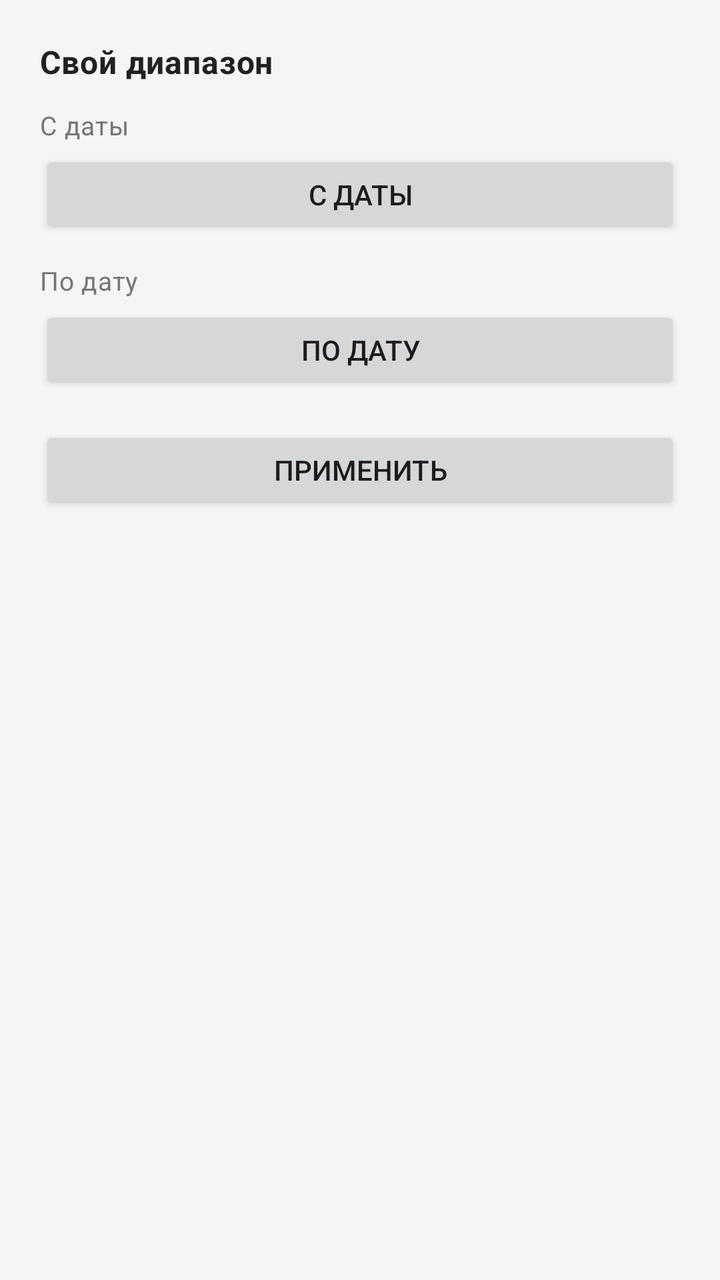
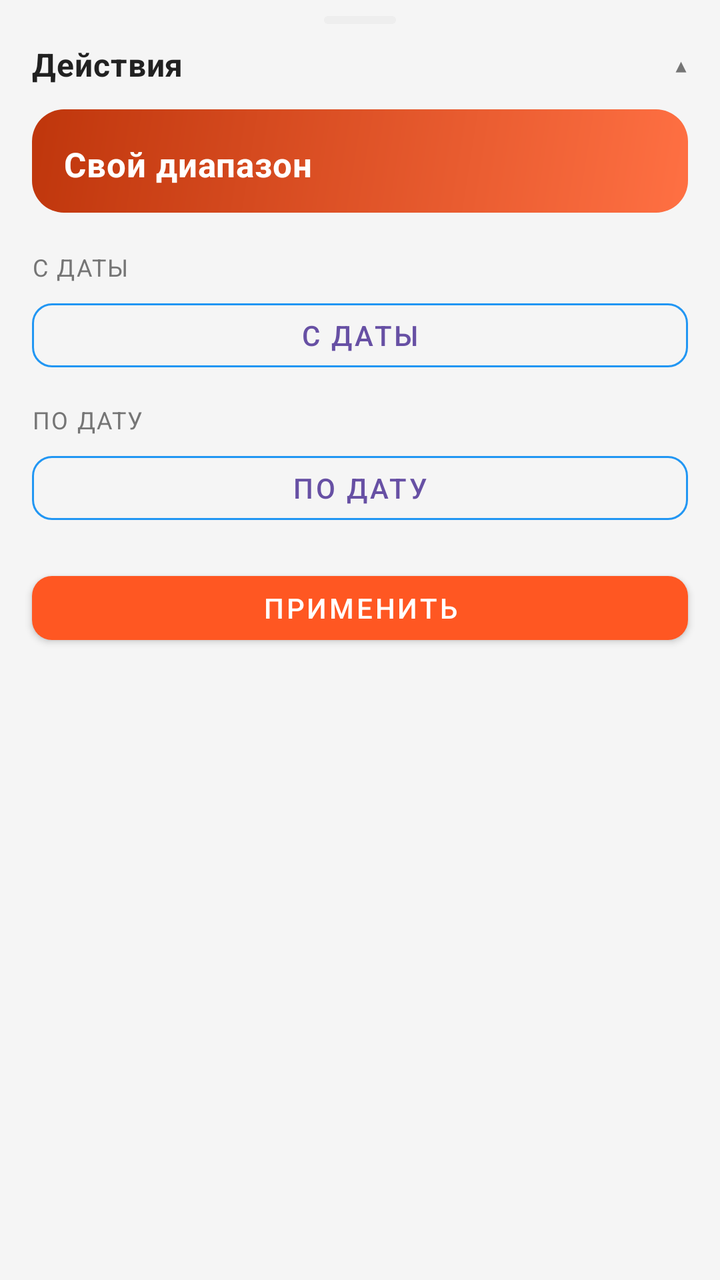

Before-and-after screenshots of an Android layout around one commit, followed by the original layout XML and the change that was made.
<!-- AndroidManifest.xml: application theme Theme.MyBudget -->
<!-- res/layout/bottom_sheet_stats_custom_range.xml -->
<?xml version="1.0" encoding="utf-8"?>
<LinearLayout xmlns:android="http://schemas.android.com/apk/res/android"
    android:orientation="vertical"
    android:padding="@dimen/space_20"
    android:layout_width="match_parent"
    android:layout_height="wrap_content">
    <TextView
        android:layout_width="match_parent"
        android:layout_height="wrap_content"
        android:layout_marginBottom="@dimen/space_12"
        android:text="@string/stats_custom_range"
        style="@style/Text.MyBudget.Section"/>
    <TextView
        android:textSize="13sp"
        android:layout_width="match_parent"
        android:layout_height="wrap_content"
        android:text="@string/stats_date_from"
        style="@style/Text.MyBudget.Subtitle"/>
    <Button
        android:id="@+id/customRangeStartButton"
        android:layout_width="match_parent"
        android:layout_height="wrap_content"
        android:layout_marginTop="@dimen/space_4"
        android:layout_marginBottom="@dimen/space_12"
        android:minHeight="@dimen/touch_min_size"
        android:text="@string/stats_date_from"/>
    <TextView
        android:textSize="13sp"
        android:layout_width="match_parent"
        android:layout_height="wrap_content"
        android:text="@string/stats_date_to"
        style="@style/Text.MyBudget.Subtitle"/>
    <Button
        android:id="@+id/customRangeEndButton"
        android:layout_width="match_parent"
        android:layout_height="wrap_content"
        android:layout_marginTop="@dimen/space_4"
        android:layout_marginBottom="@dimen/space_16"
        android:minHeight="@dimen/touch_min_size"
        android:text="@string/stats_date_to"/>
    <Button
        android:id="@+id/customRangeApplyButton"
        android:layout_width="match_parent"
        android:layout_height="wrap_content"
        android:minHeight="@dimen/touch_min_size"
        android:text="@string/stats_apply_range"/>
</LinearLayout>
<!-- resources referenced by this layout -->
<resources>
  <dimen name="space_12">12dp</dimen>
  <dimen name="space_16">16dp</dimen>
  <dimen name="space_20">20dp</dimen>
  <dimen name="space_4">4dp</dimen>
  <dimen name="touch_min_size">44dp</dimen>
  <string name="stats_apply_range">Применить</string>
  <string name="stats_custom_range">Свой диапазон</string>
  <string name="stats_date_from">С даты</string>
  <string name="stats_date_to">По дату</string>
  <style name="Text.MyBudget.Section" parent="@style/Text.MyBudget">
      <item name="android:textSize">16sp</item>
      <item name="android:textStyle">bold</item>
      <item name="android:textColor">@color/text_primary</item>
    </style>
  <style name="Text.MyBudget.Subtitle" parent="@style/Text.MyBudget">
      <item name="android:textSize">12sp</item>
      <item name="android:textColor">@color/text_secondary</item>
    </style>
  <style name="Theme.MyBudget" parent="@style/Base.Theme.MyBudget" />
  <style name="Text.MyBudget" parent="@style/TextAppearance.Material3.BodyMedium" />
  <color name="text_primary">#212121</color>
  <color name="text_secondary">#757575</color>
  <color name="background_light">#f5f5f5</color>
  <color name="md_theme_onPrimary">#ffffff</color>
  <color name="md_theme_onSurface">#1d1b20</color>
  <color name="md_theme_outline">#79747e</color>
  <color name="md_theme_primary">#6750a4</color>
  <color name="md_theme_surface">#ffffff</color>
  <color name="md_theme_surfaceVariant">#e7e0ec</color>
  <!-- unchanged entries left out for length: 1 -->
</resources>

<!-- the commit's change to res/layout/bottom_sheet_stats_custom_range.xml (unified diff, before → after) -->
@@ -1,47 +1,116 @@
 <?xml version="1.0" encoding="utf-8"?>
-<LinearLayout xmlns:android="http://schemas.android.com/apk/res/android"
+<LinearLayout xmlns:android="http://schemas.android.com/apk/res/android" xmlns:app="http://schemas.android.com/apk/res-auto"
+    android:layout_width="match_parent"
+    android:layout_height="wrap_content"
     android:orientation="vertical"
-    android:padding="@dimen/space_20"
-    android:layout_width="match_parent"
-    android:layout_height="wrap_content">
+    android:paddingBottom="@dimen/space_16">
+    <include layout="@layout/include_bottom_sheet_handle" />
+    <androidx.cardview.widget.CardView
+        android:layout_width="match_parent"
+        android:layout_height="wrap_content"
+        android:layout_marginHorizontal="@dimen/space_16"
+        android:layout_marginBottom="@dimen/space_16"
+        app:cardBackgroundColor="@android:color/transparent"
+        app:cardElevation="0dp">
+        <LinearLayout
+            android:layout_width="match_parent"
+            android:layout_height="wrap_content"
+            android:background="@drawable/statistics_hero_card_bg"
+            android:orientation="vertical"
+            android:padding="@dimen/space_16">
+            <TextView
+                android:layout_width="match_parent"
+                android:layout_height="wrap_content"
+                android:text="@string/stats_custom_range"
+                android:textColor="@color/main_hero_text_primary"
+                android:textSize="17sp"
+                style="@style/Text.MyBudget.Title" />
+        </LinearLayout>
+    </androidx.cardview.widget.CardView>
     <TextView
         android:layout_width="match_parent"
         android:layout_height="wrap_content"
-        android:layout_marginBottom="@dimen/space_12"
-        android:text="@string/stats_custom_range"
-        style="@style/Text.MyBudget.Section"/>
-    <TextView
-        android:textSize="13sp"
-        android:layout_width="match_parent"
-        android:layout_height="wrap_content"
+        android:layout_marginBottom="@dimen/space_4"
+        android:paddingHorizontal="@dimen/space_16"
         android:text="@string/stats_date_from"
-        style="@style/Text.MyBudget.Subtitle"/>
-    <Button
+        style="@style/Text.MyBudget.SectionLabel" />
+    <com.google.android.material.button.MaterialButton
         android:id="@+id/customRangeStartButton"
         android:layout_width="match_parent"
         android:layout_height="wrap_content"
-        android:layout_marginTop="@dimen/space_4"
         android:layout_marginBottom="@dimen/space_12"
+        android:layout_marginHorizontal="@dimen/space_16"
         android:minHeight="@dimen/touch_min_size"
-        android:text="@string/stats_date_from"/>
+        android:text="@string/stats_date_from"
+        app:cornerRadius="@dimen/radius_10"
+        app:strokeColor="@color/budget_blue"
+        style="@style/Widget.MaterialComponents.Button.OutlinedButton" />
     <TextView
-        android:textSize="13sp"
         android:layout_width="match_parent"
         android:layout_height="wrap_content"
+        android:layout_marginBottom="@dimen/space_4"
+        android:paddingHorizontal="@dimen/space_16"
         android:text="@string/stats_date_to"
-        style="@style/Text.MyBudget.Subtitle"/>
-    <Button
+        style="@style/Text.MyBudget.SectionLabel" />
+    <com.google.android.material.button.MaterialButton
         android:id="@+id/customRangeEndButton"
         android:layout_width="match_parent"
         android:layout_height="wrap_content"
-        android:layout_marginTop="@dimen/space_4"
         android:layout_marginBottom="@dimen/space_16"
+        android:layout_marginHorizontal="@dimen/space_16"
         android:minHeight="@dimen/touch_min_size"
-        android:text="@string/stats_date_to"/>
-    <Button
+        android:text="@string/stats_date_to"
+        app:cornerRadius="@dimen/radius_10"
+        app:strokeColor="@color/budget_blue"
+        style="@style/Widget.MaterialComponents.Button.OutlinedButton" />
+    <com.google.android.material.button.MaterialButton
         android:id="@+id/customRangeApplyButton"
         android:layout_width="match_parent"
         android:layout_height="wrap_content"
+        android:layout_marginHorizontal="@dimen/space_16"
         android:minHeight="@dimen/touch_min_size"
-        android:text="@string/stats_apply_range"/>
+        android:text="@string/stats_apply_range"
+        app:backgroundTint="@color/statistics_deep_orange"
+        app:cornerRadius="@dimen/radius_10"
+        style="@style/Widget.MaterialComponents.Button" />
 </LinearLayout>
+<!-- res/layout/include_bottom_sheet_handle.xml (included above) -->
+<?xml version="1.0" encoding="utf-8"?>
+<LinearLayout xmlns:android="http://schemas.android.com/apk/res/android"
+    android:gravity="center_horizontal"
+    android:orientation="vertical"
+    android:id="@+id/bottomSheetHeader"
+    android:background="?attr/selectableItemBackground"
+    android:paddingTop="@dimen/space_8"
+    android:paddingBottom="@dimen/space_10"
+    android:layout_width="match_parent"
+    android:layout_height="wrap_content">
+    <View
+        android:background="@drawable/bg_bottom_sheet_handle"
+        android:layout_width="36dp"
+        android:layout_height="4dp"
+        android:layout_marginBottom="@dimen/space_8"/>
+    <LinearLayout
+        android:gravity="center_vertical"
+        android:orientation="horizontal"
+        android:paddingLeft="@dimen/space_16"
+        android:paddingRight="@dimen/space_16"
+        android:layout_width="match_parent"
+        android:layout_height="wrap_content"
+        android:paddingHorizontal="@dimen/space_16">
+        <TextView
+            android:id="@+id/bottomSheetTitle"
+            android:layout_width="0dp"
+            android:layout_height="wrap_content"
+            android:text="@string/main_section_actions"
+            android:layout_weight="1"
+            style="@style/Text.MyBudget.Section"/>
+        <TextView
+            android:textSize="18sp"
+            android:id="@+id/bottomSheetChevron"
+            android:layout_width="wrap_content"
+            android:layout_height="wrap_content"
+            android:text="@string/ui_chevron_up"
+            style="@style/Text.MyBudget.Subtitle"/>
+    </LinearLayout>
+</LinearLayout>
<!-- resource entries referenced after the edit -->
@@ -1,24 +1,75 @@
 <!-- resources referenced by this layout -->
 <resources>
+  <color name="budget_blue">#2196f3</color>
+  <color name="main_hero_text_primary">#ffffff</color>
+  <color name="statistics_deep_orange">#ff5722</color>
+  <dimen name="radius_10">10dp</dimen>
+  <dimen name="space_10">10dp</dimen>
   <dimen name="space_12">12dp</dimen>
   <dimen name="space_16">16dp</dimen>
-  <dimen name="space_20">20dp</dimen>
   <dimen name="space_4">4dp</dimen>
+  <dimen name="space_8">8dp</dimen>
   <dimen name="touch_min_size">44dp</dimen>
+  <!-- drawable bg_bottom_sheet_handle (drawable) -->
+  <?xml version="1.0" encoding="utf-8"?>
+  <shape xmlns:android="http://schemas.android.com/apk/res/android" android:shape="rectangle">
+      <solid android:color="@color/border_light"/>
+      <corners android:radius="2dp"/>
+  </shape>
+  <!-- drawable statistics_hero_card_bg (drawable) -->
+  <?xml version="1.0" encoding="utf-8"?>
+  <layer-list xmlns:android="http://schemas.android.com/apk/res/android">
+      <item
+          android:bottom="3dp"
+          android:left="1dp"
+          android:right="1dp">
+          <shape android:shape="rectangle">
+              <solid android:color="#40000000" />
+              <corners android:radius="@dimen/radius_16" />
+          </shape>
+      </item>
+      <item android:bottom="3dp">
+          <shape android:shape="rectangle">
+              <gradient
+                  android:angle="135"
+                  android:endColor="@color/statistics_hero_end"
+                  android:startColor="@color/statistics_hero_start"
+                  android:type="linear" />
+              <corners android:radius="@dimen/radius_16" />
+          </shape>
+      </item>
+  </layer-list>
+  <string name="main_section_actions">Действия</string>
   <string name="stats_apply_range">Применить</string>
   <string name="stats_custom_range">Свой диапазон</string>
   <string name="stats_date_from">С даты</string>
   <string name="stats_date_to">По дату</string>
+  <string name="ui_chevron_up">▴</string>
   <style name="Text.MyBudget.Section" parent="@style/Text.MyBudget">
       <item name="android:textSize">16sp</item>
       <item name="android:textStyle">bold</item>
       <item name="android:textColor">@color/text_primary</item>
     </style>
+  <style name="Text.MyBudget.SectionLabel" parent="@style/Text.MyBudget">
+      <item name="android:textSize">12sp</item>
+      <item name="android:textColor">@color/text_secondary</item>
+      <item name="android:textAllCaps">true</item>
+      <item name="android:letterSpacing">0.06</item>
+    </style>
   <style name="Text.MyBudget.Subtitle" parent="@style/Text.MyBudget">
       <item name="android:textSize">12sp</item>
       <item name="android:textColor">@color/text_secondary</item>
     </style>
+  <style name="Text.MyBudget.Title" parent="@style/Text.MyBudget">
+      <item name="android:textSize">18sp</item>
+      <item name="android:textStyle">bold</item>
+      <item name="android:textColor">@color/text_primary</item>
+    </style>
   <style name="Theme.MyBudget" parent="@style/Base.Theme.MyBudget" />
+  <color name="border_light">#eeeeee</color>
+  <dimen name="radius_16">16dp</dimen>
+  <color name="statistics_hero_end">#bf360c</color>
+  <color name="statistics_hero_start">#ff7043</color>
   <style name="Text.MyBudget" parent="@style/TextAppearance.Material3.BodyMedium" />
   <color name="text_primary">#212121</color>
   <color name="text_secondary">#757575</color>
